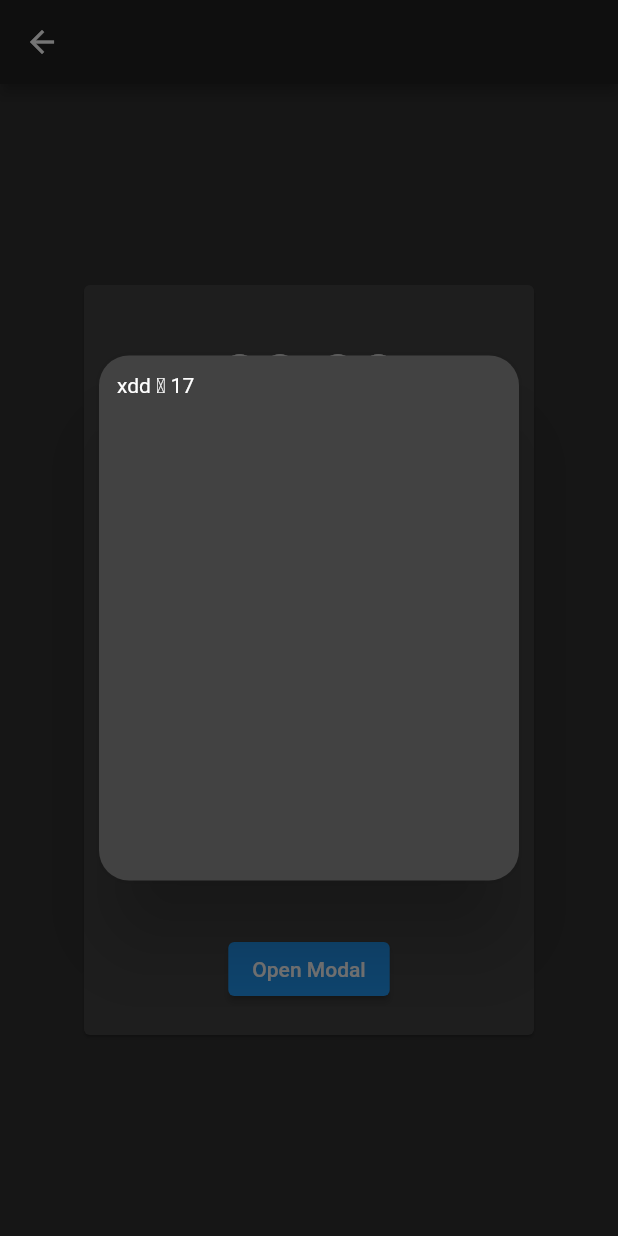
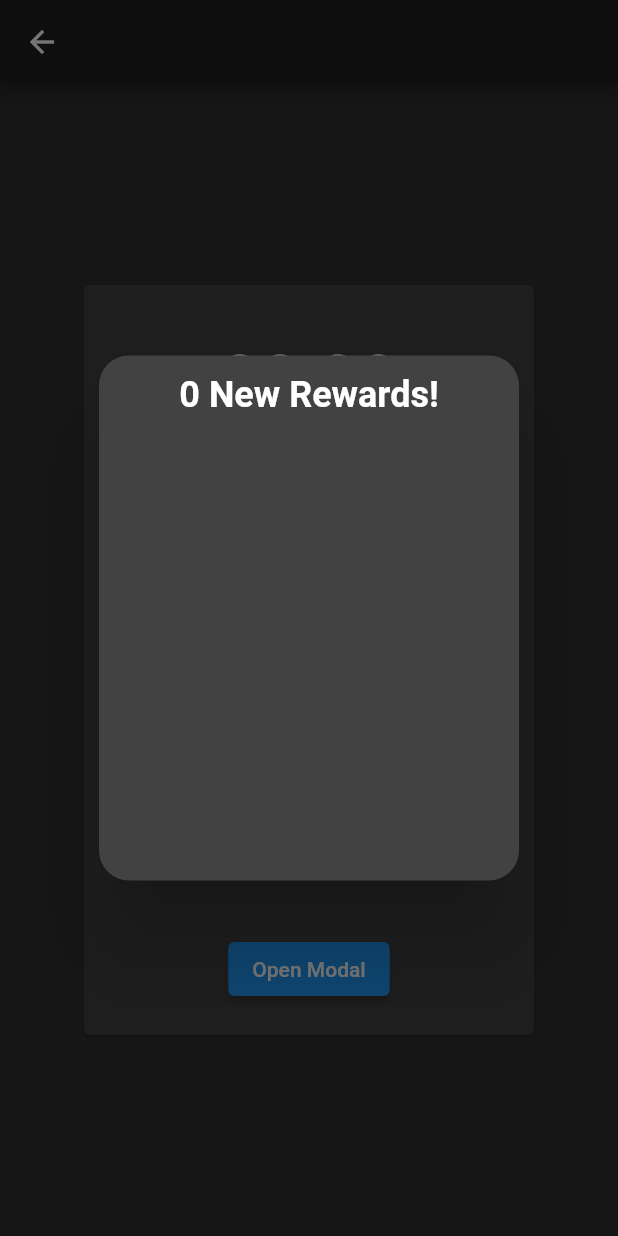
Before and after one commit to WojDob/FocuMoji, a Flutter app: the CountdownScreen screen opened directly, after a tap on "Open Modal", on a phone screen of 412 x 824 dp. Run offline on Flutter 3.47's test engine with Material 2 defaults, Android fonts, the phone set to English and light mode, and no system bars; our stand-ins replace firebase_core, google_fonts, logger, shared_preferences; accounts and stored records are empty.

Commit message:
Add adding emojis to rewards

```diff
--- a/lib/models/rewards_manager.dart
+++ b/lib/models/rewards_manager.dart
@@ -9,8 +9,30 @@ import 'reward.dart';
 class RewardsManager extends ChangeNotifier {
   int rewards_count = 12;
   String emoji = '🍆';
+  List<Reward> _allRewards = [];
+  List<Reward> _newRewards = [];
+  List<Reward> get allRewards => _allRewards;
+  List<Reward> get newRewards => _newRewards;
 
   final Logger logger = Logger();
+
+  Future<void> addRewards(int count, String timerName) async {
+    logger.i("Adding $count rewards from $timerName");
+    _newRewards = [];
+    final randomEmojis = await selectRandomEmojis(count);
+    _newRewards = randomEmojis.map((emoji) {
+      return Reward(
+        symbol: emoji,
+        acquiredAt: DateTime.now(),
+        timerName: timerName,
+      );
+    }).toList();
+    _allRewards.addAll(_newRewards);
+    print("all rewards in addrewards $allRewards");
+    notifyListeners();
+    logger.i(
+        "Added new rewards: $newRewards\n all rewards: $allRewards\n from $timerName");
+  }
 
   void add_reward(int how_many) {
     rewards_count += how_many;
@@ -30,10 +52,9 @@ class RewardsManager extends ChangeNotifier {
     final jsonString =
         await rootBundle.loadString('assets/data/emoji_list.json');
     final List<dynamic> emojis = jsonDecode(jsonString);
-    final random = Random();
     final List<String> randomEmojis = [];
     while (randomEmojis.length < count) {
-      final randomIndex = random.nextInt(emojis.length);
+      final randomIndex = Random().nextInt(emojis.length);
       if (!randomEmojis.contains(emojis[randomIndex])) {
         randomEmojis.add(emojis[randomIndex]);
       }
--- a/lib/models/timer_manager.dart
+++ b/lib/models/timer_manager.dart
@@ -6,7 +6,7 @@ import 'models.dart';
 
 class TimerManager extends ChangeNotifier {
   final int initialTimeInMinutes;
-  final String name; // New name property
+  final String name;
   int _totalRemainingSeconds;
   Timer? _timer;
 
@@ -14,6 +14,7 @@ class TimerManager extends ChangeNotifier {
   int get seconds => _totalRemainingSeconds % 60;
   int get totalRemainingSeconds => _totalRemainingSeconds;
   bool get timerEnded => _totalRemainingSeconds <= 0;
+  int get timerRewards => initialTimeInMinutes ~/ 5;
 
   final Logger logger = Logger();
 
--- a/lib/screens/countdown_screen.dart
+++ b/lib/screens/countdown_screen.dart
@@ -38,8 +38,8 @@ class CountdownScreen extends StatelessWidget {
                       visible: timerProvider.timerEnded,
                       child: ElevatedButton(
                         onPressed: () async {
-                          rewardsProvider.changeEmoji();
-                          rewardsProvider.add_reward(5);
+                          rewardsProvider.addRewards(
+                              timerProvider.timerRewards, timerProvider.name);
                           _showModal(context);
                         },
                         child: const Text('Open Modal'),
@@ -87,10 +87,30 @@ class CountdownScreen extends StatelessWidget {
             child: Padding(
               padding: EdgeInsets.all(12.0),
               child: Column(
-                crossAxisAlignment: CrossAxisAlignment.start,
+                crossAxisAlignment: CrossAxisAlignment.center,
                 children: [
                   Text(
-                      "xdd ${rewardsProvider.emoji} ${rewardsProvider.rewards_count}"),
+                    '${rewardsProvider.newRewards.length} New Rewards!',
+                    style: const TextStyle(
+                      fontSize: 24,
+                      fontWeight: FontWeight.bold,
+                    ),
+                  ),
+                  const SizedBox(height: 22.0),
+                  Wrap(
+                    spacing: 8.0,
+                    runSpacing: 8.0,
+                    children: [
+                      for (Reward reward in rewardsProvider.newRewards)
+                        Text(
+                          reward.symbol,
+                          style: TextStyle(
+                            fontSize: 30,
+                            fontWeight: FontWeight.bold,
+                          ),
+                        ),
+                    ],
+                  ),
                 ],
               ),
             ),
--- a/lib/screens/medals_screen.dart
+++ b/lib/screens/medals_screen.dart
@@ -7,9 +7,15 @@ class MedalsScreen extends StatelessWidget {
 
   @override
   Widget build(BuildContext context) {
-    var rewards = context.watch<RewardsManager>();
+    var rewardsProvider = context.watch<RewardsManager>();
 
     return SafeArea(
-        child: Text("xd  ${rewards.emoji} ${rewards.rewards_count}"));
+        child: ListView.builder(
+      itemCount: rewardsProvider.allRewards.length,
+      itemBuilder: (context, index) {
+        final reward = rewardsProvider.allRewards[index];
+        return Text(reward.symbol);
+      },
+    ));
   }
 }
--- a/lib/screens/set_timer_screen.dart
+++ b/lib/screens/set_timer_screen.dart
@@ -14,6 +14,8 @@ class _TimerScreenState extends State<TimerScreen> {
 
   @override
   Widget build(BuildContext context) {
+    final rewards = context.watch<RewardsManager>();
+
     return Scaffold(
       appBar: AppBar(title: const Text('Timer Screen')),
       body: Padding(
@@ -27,7 +29,7 @@ class _TimerScreenState extends State<TimerScreen> {
                 children: [
                   _buildNameInput(),
                   _buildSliderAndValue(),
-                  _buildStartButton(),
+                  _buildStartButton(rewards),
                 ],
               ),
             ),
@@ -76,8 +78,7 @@ class _TimerScreenState extends State<TimerScreen> {
     );
   }
 
-  Widget _buildStartButton() {
-    final rewards = context.watch<RewardsManager>();
+  Widget _buildStartButton(rewards) {
     return Positioned.fill(
       child: Align(
         alignment: Alignment.bottomCenter,
@@ -110,41 +111,3 @@ class _TimerScreenState extends State<TimerScreen> {
     );
   }
 }
-// Widget _buildStartButton() {
-//     return Positioned.fill(
-//       child: Align(
-//         alignment: Alignment.bottomCenter,
-//         child: Visibility(
-//           visible: _sliderValue != 0,
-//           child: Padding(
-//             padding: const EdgeInsets.only(bottom: 16.0),
-//             child: ElevatedButton(
-//               child: const Text("Start"),
-//               onPressed: () {
-//                 Navigator.of(context).push(
-//                   MaterialPageRoute(
-//                     builder: (BuildContext context) => MultiProvider(
-//                       providers: [
-                        // ChangeNotifierProvider(
-                        //   create: (context) => TimerManager.started(
-                        //     initialTimeInMinutes: _sliderValue.toInt(),
-                        //     name: _nameController.text.isNotEmpty
-                        //         ? _nameController.text
-                        //         : 'Unnamed Timer',
-                        //   ),
-//                         ),
-//                         ChangeNotifierProvider(
-//                           create: (context) => RewardsManager(),
-//                         ),
-//                       ],
-//                       builder: (context, child) => CountdownScreen(),
-//                     ),
-//                   ),
-//                 );
-//               },
-//             ),
-//           ),
-//         ),
-//       ),
-//     );
-//   }
```
